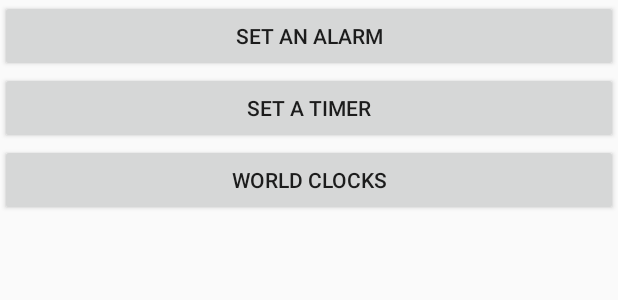
After one commit to Christgo/Appsistant, an Android app: the layout activity_clock_main.xml on its own in the app's theme, with its tools: preview values and no code run, on a phone screen of 412 x 824 dp. The commit adds this screen. Shown: the top 300 px of the screen. Run offline under Robolectric (Android 15) with nearby library versions, the phone set to English and light mode, and no system bars.

```diff
--- a/app/build.gradle
+++ b/app/build.gradle
@@ -27,7 +27,6 @@ dependencies {
     implementation 'androidx.appcompat:appcompat:1.2.0'
     implementation 'androidx.constraintlayout:constraintlayout:2.0.2'
     implementation 'com.android.support:appcompat-v7:23.1.0'
-    implementation 'com.android.support:support-v4:23.1.1'
     implementation 'com.android.support:appcompat-v7:28.0.0'
     implementation 'com.android.support:appcompat-v7:27.1.1'
     implementation 'com.android.support:appcompat-v7:26.0.0'
--- a/app/src/main/AndroidManifest.xml
+++ b/app/src/main/AndroidManifest.xml
@@ -1,5 +1,6 @@
 <?xml version="1.0" encoding="utf-8"?>
 <manifest xmlns:android="http://schemas.android.com/apk/res/android"
+    xmlns:tools="http://schemas.android.com/tools"
     package="au.edu.jcu.cp3406.appsistant">
 
     <application
@@ -8,7 +9,9 @@
         android:label="@string/app_name"
         android:roundIcon="@mipmap/ic_launcher_round"
         android:supportsRtl="true"
-        android:theme="@style/AppTheme">
+        android:theme="@style/AppTheme"
+        android:appComponentFactory="any"
+        tools:replace="android:appComponentFactory">
         <activity android:name=".AlarmClock">
             <intent-filter>
                 <action android:name="android.intent.action.MAIN" />
--- a/app/src/main/java/au/edu/jcu/cp3406/appsistant/ClockActivity.java
+++ b/app/src/main/java/au/edu/jcu/cp3406/appsistant/ClockActivity.java
@@ -2,7 +2,6 @@ package au.edu.jcu.cp3406.appsistant;
 
 import android.content.Intent;
 import android.os.Bundle;
-import android.provider.AlarmClock;
 import android.view.View;
 
 import androidx.appcompat.app.AppCompatActivity;
@@ -12,7 +11,7 @@ public class ClockActivity extends AppCompatActivity {
     @Override
     protected void onCreate(Bundle savedInstanceState) {
         super.onCreate(savedInstanceState);
-        setContentView(R.layout.activity_clock);
+        setContentView(R.layout.activity_clock_main);
     }
 
     public void onTimerButtonClicked(View view) {
--- /dev/null
+++ b/app/src/main/res/layout/activity_clock_main.xml
@@ -0,0 +1,29 @@
+<?xml version="1.0" encoding="utf-8"?>
+<androidx.appcompat.widget.LinearLayoutCompat
+    xmlns:android="http://schemas.android.com/apk/res/android"
+    xmlns:tools="http://schemas.android.com/tools"
+    android:layout_width="match_parent"
+    android:layout_height="match_parent"
+    android:orientation="vertical"
+    tools:context=".ClockActivity" >
+
+    <Button
+        android:id="@+id/alarm_button"
+        android:layout_width="match_parent"
+        android:layout_height="wrap_content"
+        android:text="Set an alarm" />
+
+    <Button
+        android:id="@+id/timer_button"
+        android:layout_width="match_parent"
+        android:layout_height="wrap_content"
+        android:text="Set a timer"
+        android:onClick="onTimerButtonClicked" />
+
+    <Button
+        android:id="@+id/world_clock_button"
+        android:layout_width="match_parent"
+        android:layout_height="wrap_content"
+        android:text="World clocks" />
+
+</androidx.appcompat.widget.LinearLayoutCompat>
--- a/build.gradle
+++ b/build.gradle
@@ -6,6 +6,7 @@ buildscript {
     }
     dependencies {
         classpath 'com.android.tools.build:gradle:4.0.1'
+
 
         // NOTE: Do not place your application dependencies here; they belong
         // in the individual module build.gradle files
--- a/gradle.properties
+++ b/gradle.properties
@@ -14,6 +14,6 @@ org.gradle.jvmargs=-Xmx2048m
 # AndroidX package structure to make it clearer which packages are bundled with the
 # Android operating system, and which are packaged with your app"s APK
 # https://developer.android.com/topic/libraries/support-library/androidx-rn
-#android.useAndroidX=true
+android.useAndroidX=true
 # Automatically convert third-party libraries to use AndroidX
-#android.enableJetifier=true
+android.enableJetifier=true
```
Also changed, not shown: app/src/main/java/au/edu/jcu/cp3406/appsistant/AlarmClock.java (+10 -4 lines), app/src/main/java/au/edu/jcu/cp3406/appsistant/AlarmPage.java (added, +27 -0 lines), app/src/main/res/layout/activity_clock.xml (+4 -27 lines), 1 other file.
